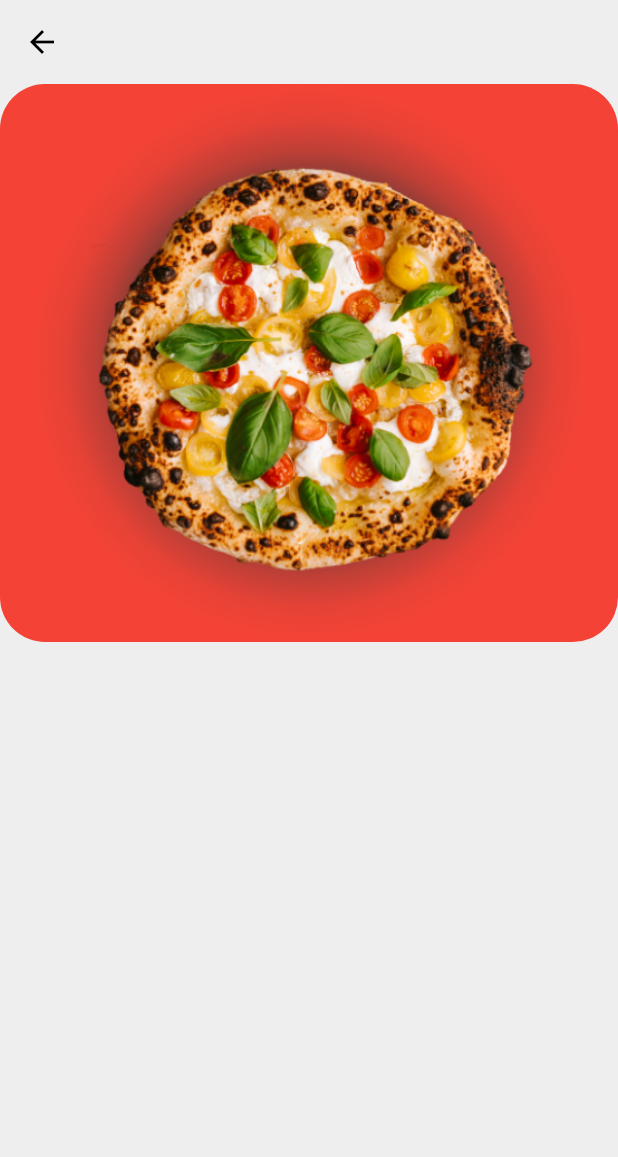
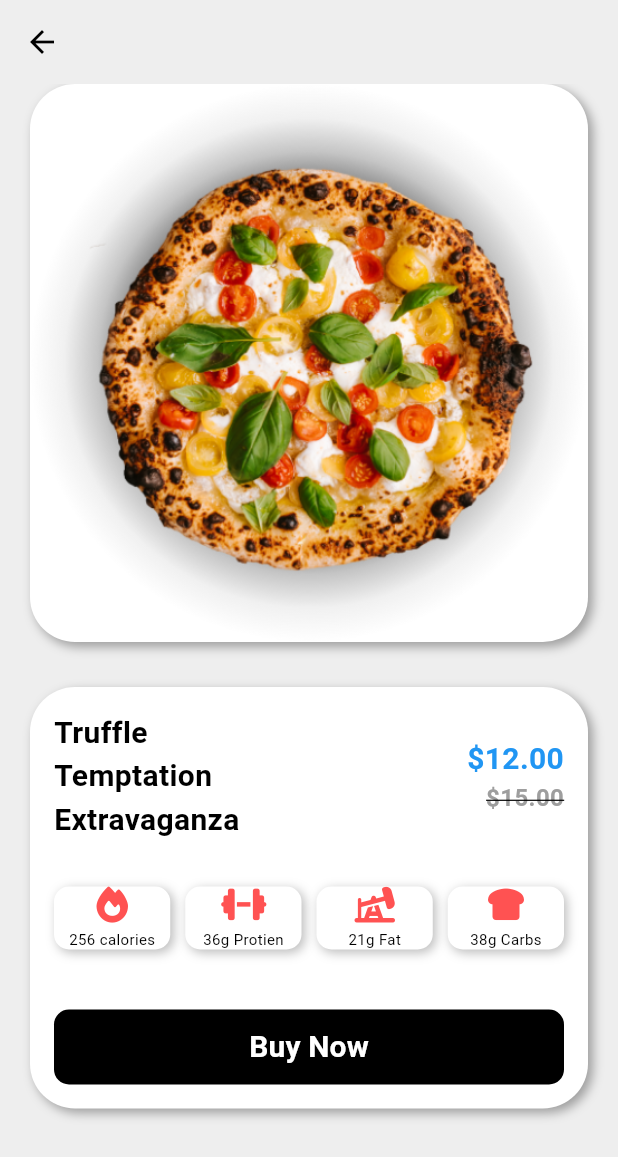
Before and after one commit to mrnipundilshan/Flutter-Pizza-App-Bloc, a Flutter app: the DetailsScreen screen opened directly, on a phone screen of 412 x 824 dp. Shown: the top 1157 px of the screen. Run offline on Flutter 3.47's test engine with Material 3 defaults, Android fonts, the phone set to English and light mode, and no system bars; our stand-ins replace bloc, cloud_firestore, equatable, firebase_auth, firebase_core, flutter_bloc and 2 more; accounts and stored records are empty.

Commit message:
Add DetailsScreen layout with enhanced UI and MyMacroWidget integration; update pubspec.yaml for font_awesome_flutter dependency

```diff
--- /dev/null
+++ b/devtools_options.yaml
@@ -0,0 +1,3 @@
+description: This file stores settings for Dart & Flutter DevTools.
+documentation: https://docs.flutter.dev/tools/devtools/extensions#configure-extension-enablement-states
+extensions:
--- /dev/null
+++ b/lib/components/macro.dart
@@ -0,0 +1,44 @@
+import 'package:flutter/cupertino.dart';
+import 'package:flutter/material.dart';
+import 'package:font_awesome_flutter/font_awesome_flutter.dart';
+
+class MyMacroWidget extends StatelessWidget {
+  final String title;
+  final int value;
+  final IconData icon;
+  const MyMacroWidget({
+    super.key,
+    required this.title,
+    required this.value,
+    required this.icon,
+  });
+
+  @override
+  Widget build(BuildContext context) {
+    return Expanded(
+      child: Container(
+        decoration: BoxDecoration(
+          color: Colors.white,
+          borderRadius: BorderRadius.circular(10),
+          boxShadow: [
+            BoxShadow(
+              color: Colors.grey.shade400,
+              offset: Offset(2, 2),
+              blurRadius: 5,
+            ),
+          ],
+        ),
+        child: Column(
+          children: [
+            FaIcon(icon, color: Colors.redAccent),
+            SizedBox(height: 4),
+            Text(
+              title == "calories" ? '$value $title' : '${value}g $title',
+              style: TextStyle(fontSize: 10),
+            ),
+          ],
+        ),
+      ),
+    );
+  }
+}
--- a/lib/screens/home/ui/details_screen.dart
+++ b/lib/screens/home/ui/details_screen.dart
@@ -1,4 +1,7 @@
+import 'package:flutter/cupertino.dart';
 import 'package:flutter/material.dart';
+import 'package:font_awesome_flutter/font_awesome_flutter.dart';
+import 'package:pizza_app_bloc/components/macro.dart';
 
 class DetailsScreen extends StatelessWidget {
   const DetailsScreen({super.key});
@@ -8,19 +11,146 @@ class DetailsScreen extends StatelessWidget {
     return Scaffold(
       backgroundColor: Theme.of(context).colorScheme.background,
       appBar: AppBar(backgroundColor: Theme.of(context).colorScheme.background),
-      body: Column(
+      body: Padding(
+        padding: const EdgeInsets.symmetric(horizontal: 20),
+        child: Column(
           children: [
             Container(
               width: MediaQuery.of(context).size.width,
               height: MediaQuery.of(context).size.width - (40),
               decoration: BoxDecoration(
-              color: Colors.red,
+                color: Colors.white,
                 borderRadius: BorderRadius.circular(30),
+                boxShadow: [
+                  BoxShadow(
+                    color: Colors.grey,
+                    offset: Offset(3, 3),
+                    blurRadius: 5,
+                  ),
+                ],
                 image: DecorationImage(image: AssetImage('assets/1.png')),
+              ),
+            ),
+            SizedBox(height: 30),
+            Container(
+              decoration: BoxDecoration(
+                color: Colors.white,
+                borderRadius: BorderRadius.circular(30),
+                boxShadow: [
+                  BoxShadow(
+                    color: Colors.grey,
+                    offset: Offset(3, 3),
+                    blurRadius: 5,
+                  ),
+                ],
+              ),
+              child: Padding(
+                padding: const EdgeInsets.all(16.0),
+                child: Column(
+                  children: [
+                    Row(
+                      mainAxisAlignment: MainAxisAlignment.spaceBetween,
+                      children: [
+                        Expanded(
+                          flex: 2,
+                          child: Text(
+                            "Truffle Temptation Extravaganza",
+                            style: TextStyle(
+                              fontSize: 20,
+                              fontWeight: FontWeight.bold,
+                            ),
+                          ),
+                        ),
+                        Expanded(
+                          flex: 2,
+                          child: Align(
+                            alignment: Alignment.centerRight,
+                            child: Column(
+                              crossAxisAlignment: CrossAxisAlignment.end,
+                              children: [
+                                Text(
+                                  "\$12.00",
+                                  style: TextStyle(
+                                    fontSize: 20,
+                                    fontWeight: FontWeight.bold,
+                                    color:
+                                        Theme.of(context).colorScheme.primary,
+                                  ),
+                                ),
+                                Text(
+                                  "\$15.00",
+                                  style: TextStyle(
+                                    fontSize: 16,
+                                    fontWeight: FontWeight.bold,
+                                    color: Colors.grey,
+                                    decoration: TextDecoration.lineThrough,
                                   ),
                                 ),
                               ],
                             ),
+                          ),
+                        ),
+                      ],
+                    ),
+                    SizedBox(height: 30),
+                    Row(
+                      children: [
+                        MyMacroWidget(
+                          title: "calories",
+                          value: 256,
+                          icon: FontAwesomeIcons.fire,
+                        ),
+                        SizedBox(width: 10),
+                        MyMacroWidget(
+                          title: "Protien",
+                          value: 36,
+                          icon: FontAwesomeIcons.dumbbell,
+                        ),
+                        SizedBox(width: 10),
+                        MyMacroWidget(
+                          title: "Fat",
+                          value: 21,
+                          icon: FontAwesomeIcons.oilWell,
+                        ),
+                        SizedBox(width: 10),
+                        MyMacroWidget(
+                          title: "Carbs",
+                          value: 38,
+                          icon: FontAwesomeIcons.breadSlice,
+                        ),
+                      ],
+                    ),
+                    const SizedBox(height: 40),
+                    SizedBox(
+                      width: MediaQuery.of(context).size.width,
+                      height: 50,
+                      child: TextButton(
+                        style: TextButton.styleFrom(
+                          elevation: 3.0,
+                          backgroundColor: Colors.black,
+                          foregroundColor: Colors.white,
+                          shape: RoundedRectangleBorder(
+                            borderRadius: BorderRadius.circular(10),
+                          ),
+                        ),
+                        onPressed: () {},
+                        child: Text(
+                          "Buy Now",
+                          style: TextStyle(
+                            color: Colors.white,
+                            fontSize: 20,
+                            fontWeight: FontWeight.w600,
+                          ),
+                        ),
+                      ),
+                    ),
+                  ],
+                ),
+              ),
+            ),
+          ],
+        ),
+      ),
     );
   }
 }
--- a/pubspec.yaml
+++ b/pubspec.yaml
@@ -19,6 +19,7 @@ dependencies:
   user_repository:
     path: packages/user_repository
   cupertino_icons: ^1.0.8
+  font_awesome_flutter: ^10.8.0
 
 dev_dependencies:
   flutter_test:
```
Also changed, not shown: pubspec.lock. Lines whose indentation alone changed are shown as unchanged.
